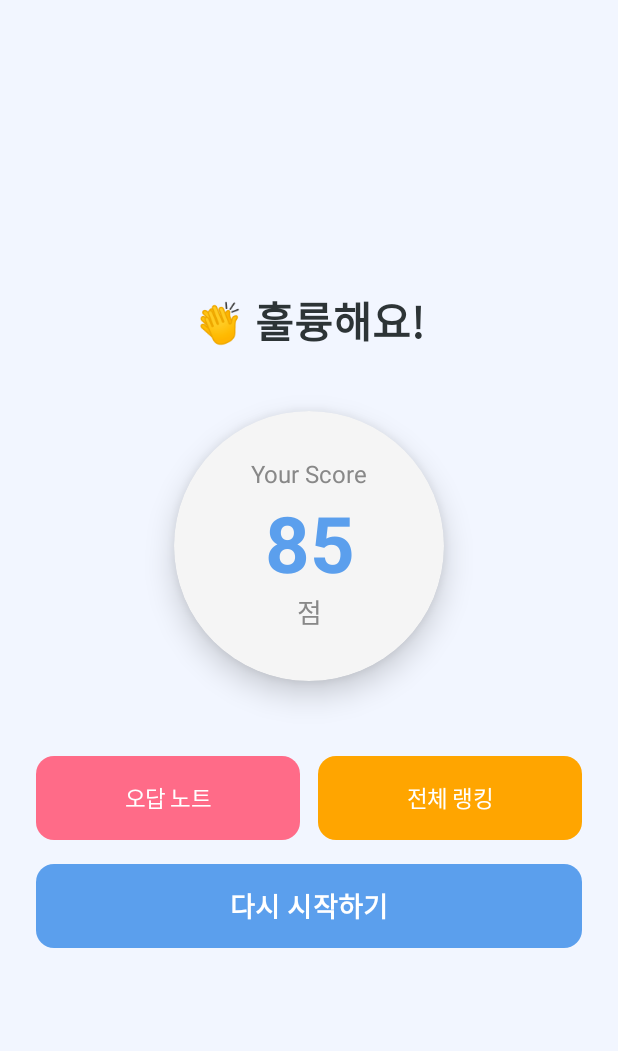
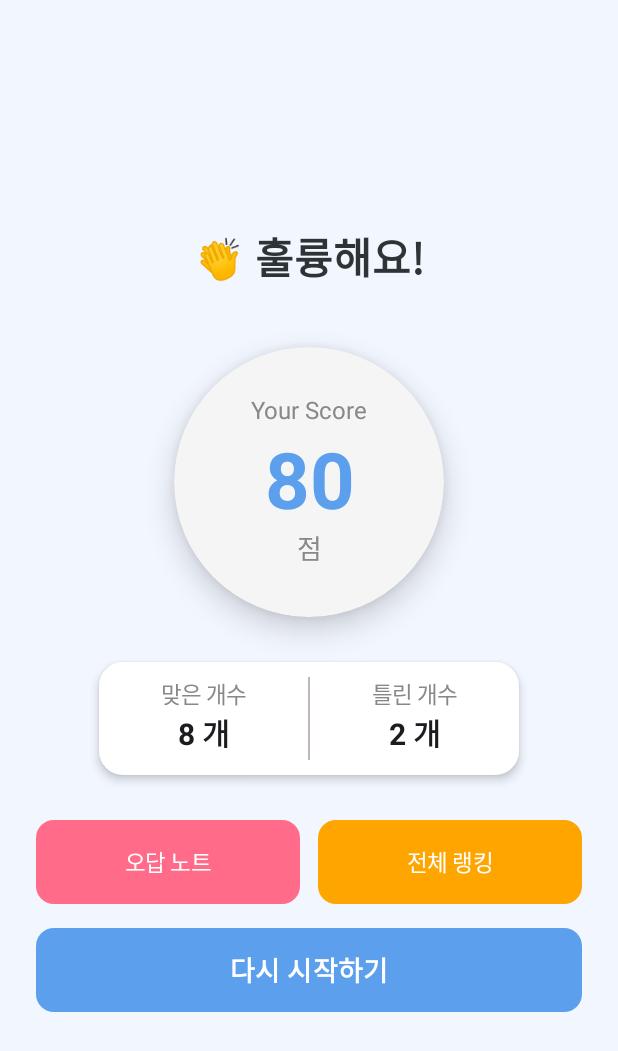
Before and after one commit to chwwwon/MobileSoftware_Project_team10, an Android app built with Jetpack Compose: the @Preview function ResultScreenPreview, on a phone screen of 412 x 824 dp. Shown: the top 1051 px of the screen. Run offline under Robolectric (Android 15) with nearby library versions, the phone set to English and light mode, and no system bars.

Commit message:
feature: 결과 화면 개수 출력

```diff
--- a/app/src/main/java/com/example/quiz/ui/result/ResultScreen.kt
+++ b/app/src/main/java/com/example/quiz/ui/result/ResultScreen.kt
@@ -34,6 +34,9 @@ fun ResultScreen(
     onShowRanking: () -> Unit
 ) {
     val scrollState = rememberScrollState()
+    // 정답/오답 개수
+    val correct = score/10
+    val wrong = 10 - correct
 
     Column(
         modifier = Modifier
@@ -95,7 +98,44 @@ fun ResultScreen(
             }
         }
 
-        Spacer(modifier = Modifier.height(50.dp))
+        Spacer(modifier = Modifier.height(30.dp))
+
+        // 맞은 개수 / 틀린 개수
+        Card(
+            modifier = Modifier
+                .width(300.dp)
+                .height(75.dp)
+                .padding(horizontal = 10.dp),
+            colors = CardDefaults.cardColors(containerColor = Color.White),
+            elevation = CardDefaults.cardElevation(4.dp),
+            shape = RoundedCornerShape(16.dp)
+        ) {
+            Row(
+                modifier = Modifier
+                    .fillMaxWidth()
+                    .padding(vertical = 10.dp),
+                horizontalArrangement = Arrangement.SpaceEvenly
+            ) {
+                Column(horizontalAlignment = Alignment.CenterHorizontally) {
+                    Text("맞은 개수", color = Color.Gray, fontSize = 15.sp)
+                    Text("${correct} 개", fontSize = 20.sp, fontWeight = FontWeight.Bold)
+                }
+
+                Box(
+                    modifier = Modifier
+                        .width(1.dp)
+                        .height(55.dp)
+                        .background(Color(0xFFC1B7B7))
+                )
+
+                Column(horizontalAlignment = Alignment.CenterHorizontally) {
+                    Text("틀린 개수", color = Color.Gray, fontSize = 15.sp)
+                    Text("${wrong} 개", fontSize = 20.sp, fontWeight = FontWeight.Bold)
+                }
+            }
+        }
+
+        Spacer(modifier = Modifier.height(30.dp))
 
         // 버튼 그룹
         Row(
@@ -166,7 +206,7 @@ fun ResultScreen(
 @Composable
 fun ResultScreenPreview() {
     ResultScreen(
-        score = 85,
+        score = 80,
         onGoHome = {},
         onShowWrongNote = {},
         onShowRanking = {}
```
